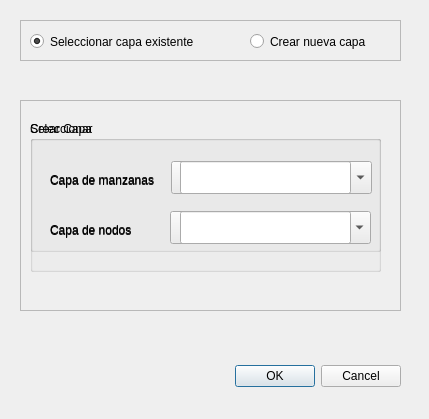
Qt form resources/layers_panel_dialog.ui (EL-BID/ramales) before a commit.
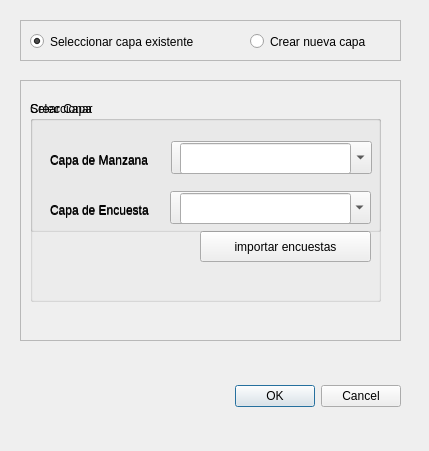
The same form after that commit. Icons and pictures are not drawn.

Commit message: layers attributes

The edit to the form file:
```diff
--- a/resources/layers_panel_dialog.ui
+++ b/resources/layers_panel_dialog.ui
@@ -7,7 +7,7 @@
     <x>0</x>
     <y>0</y>
     <width>429</width>
-    <height>419</height>
+    <height>451</height>
    </rect>
   </property>
   <property name="windowTitle">
@@ -17,7 +17,7 @@
    <property name="geometry">
     <rect>
      <x>100</x>
-     <y>360</y>
+     <y>380</y>
      <width>301</width>
      <height>32</height>
     </rect>
@@ -78,9 +78,9 @@
    <property name="geometry">
     <rect>
      <x>20</x>
-     <y>100</y>
+     <y>80</y>
      <width>381</width>
-     <height>211</height>
+     <height>261</height>
     </rect>
    </property>
    <property name="widgetResizable">
@@ -92,7 +92,7 @@
       <x>0</x>
       <y>0</y>
       <width>377</width>
-      <height>207</height>
+      <height>257</height>
      </rect>
     </property>
     <widget class="QGroupBox" name="selectLayersGroupBox">
@@ -101,7 +101,7 @@
        <x>9</x>
        <y>20</y>
        <width>351</width>
-       <height>151</height>
+       <height>201</height>
       </rect>
      </property>
      <property name="title">
@@ -127,7 +127,7 @@
        </rect>
       </property>
       <property name="text">
-       <string>Capa de manzanas</string>
+       <string>Capa de Manzana</string>
       </property>
      </widget>
      <widget class="QComboBox" name="selectBlocksLayerComboBox">
@@ -150,7 +150,23 @@
        </rect>
       </property>
       <property name="text">
-       <string>Capa de nodos</string>
+       <string>Capa de Encuesta</string>
+      </property>
+     </widget>
+     <widget class="QPushButton" name="importSurveysButton">
+      <property name="geometry">
+       <rect>
+        <x>170</x>
+        <y>130</y>
+        <width>171</width>
+        <height>31</height>
+       </rect>
+      </property>
+      <property name="text">
+       <string>importar encuestas</string>
+      </property>
+      <property name="icon">
+       <iconset theme="reload"/>
       </property>
      </widget>
     </widget>
@@ -173,9 +189,9 @@
       <property name="geometry">
        <rect>
         <x>150</x>
-        <y>40</y>
+        <y>42</y>
         <width>171</width>
-        <height>33</height>
+        <height>31</height>
        </rect>
       </property>
      </widget>
@@ -183,9 +199,9 @@
       <property name="geometry">
        <rect>
         <x>150</x>
-        <y>90</y>
+        <y>92</y>
         <width>171</width>
-        <height>33</height>
+        <height>31</height>
        </rect>
       </property>
      </widget>
@@ -199,7 +215,7 @@
        </rect>
       </property>
       <property name="text">
-       <string>Capa de manzanas</string>
+       <string>Capa de Manzana</string>
       </property>
      </widget>
      <widget class="QLabel" name="nodesEditLabel">
@@ -212,7 +228,7 @@
        </rect>
       </property>
       <property name="text">
-       <string>Capa de nodos</string>
+       <string>Capa de Encuesta</string>
       </property>
      </widget>
     </widget>
```
The commit also changes 6 other files.
